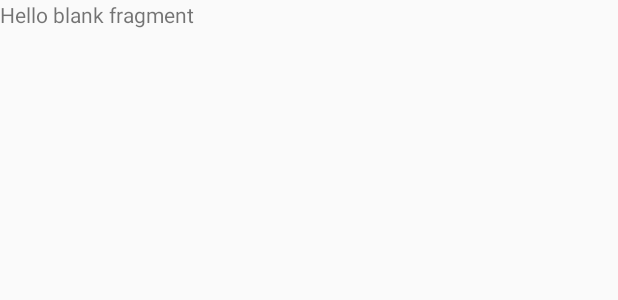
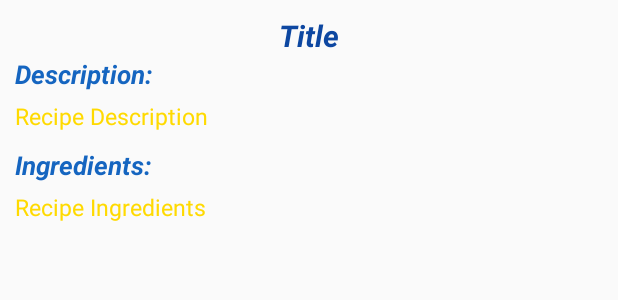
Before and after one commit to TinaMatic/Daily-Food-Planer-, an Android app: the layout fragment_recipe_details.xml on its own in the app's theme, with its tools: preview values and no code run, on a phone screen of 412 x 824 dp. Shown: the top 300 px of the screen. Run offline under Robolectric (Android 15) with nearby library versions, the phone set to English and light mode, and no system bars.

Commit message:
added recipeDeatils

```diff
--- a/app/src/main/java/com/example/dailyfoodplanner/data/FirebaseRepositoryRecipes.kt
+++ b/app/src/main/java/com/example/dailyfoodplanner/data/FirebaseRepositoryRecipes.kt
@@ -75,7 +75,7 @@ class FirebaseRepositoryRecipes @Inject constructor() {
                     if(dataSnapshot.hasChild("ingredients")){
                         dataSnapshot.child("ingredients").apply {
                             children.forEach {
-                                ingredientsList.add(it.value.toString())
+                                ingredientsList.add(it.value.toString().trim())
                             }
                         }
                     }
--- a/app/src/main/java/com/example/dailyfoodplanner/ui/home/HomeFragment.kt
+++ b/app/src/main/java/com/example/dailyfoodplanner/ui/home/HomeFragment.kt
@@ -91,7 +91,7 @@ class HomeFragment : DaggerFragment(), View.OnClickListener, View.OnFocusChangeL
                 editDailyPlan(dailyPlanId!!)
                 cleanAllFields()
                 etTimeDinner.clearFocus()
-                findNavController().navigate(R.id.openSchedule)
+//                findNavController().navigate(R.id.openSchedule)
             }
         })
 
--- a/app/src/main/java/com/example/dailyfoodplanner/ui/recipes/RecipesViewModel.kt
+++ b/app/src/main/java/com/example/dailyfoodplanner/ui/recipes/RecipesViewModel.kt
@@ -17,8 +17,6 @@ class RecipesViewModel @Inject constructor() : ViewModel() {
     lateinit var firebaseRepositoryRecipes: FirebaseRepositoryRecipes
 
     var allRecipesLiveData = MutableLiveData<List<Recipes>>()
-
-    var searchedRecipeLiveData = MutableLiveData<List<Recipes>>()
 
     private var compositeDisposable = CompositeDisposable()
 
@@ -54,11 +52,8 @@ class RecipesViewModel @Inject constructor() : ViewModel() {
                     }
                 }
                 emitter.onNext(searchList)
-//            searchedRecipeLiveData.postValue(listRecipes)
             },{})
         }
-//        compositeDisposable.add()
-
     }
 
     fun claer(){
--- a/app/src/main/res/layout/fragment_recipe_details.xml
+++ b/app/src/main/res/layout/fragment_recipe_details.xml
@@ -1,15 +1,68 @@
 <?xml version="1.0" encoding="utf-8"?>
-<FrameLayout xmlns:android="http://schemas.android.com/apk/res/android"
+<RelativeLayout xmlns:android="http://schemas.android.com/apk/res/android"
     xmlns:tools="http://schemas.android.com/tools"
     android:layout_width="match_parent"
     android:layout_height="match_parent"
     tools:context=".ui.recipeDetails.RecipeDetailsFragment">
 
-    <!-- TODO: Update blank fragment layout -->
+   <TextView
+       android:id="@+id/tvRecipeTitle"
+       android:layout_width="wrap_content"
+       android:layout_height="wrap_content"
+       android:layout_centerHorizontal="true"
+       android:text="Title"
+       android:layout_marginTop="10dp"
+       android:textSize="20sp"
+       android:textStyle="bold|italic"
+       android:textColor="@color/colorPrimaryDark"
+       android:transitionName="recipeTitle"/>
+
     <TextView
-        android:id="@+id/textView"
-        android:layout_width="match_parent"
-        android:layout_height="match_parent"
-        android:text="@string/hello_blank_fragment" />
+        android:id="@+id/tvRecipeDescriptionLabel"
+        android:layout_width="wrap_content"
+        android:layout_height="wrap_content"
+        android:layout_below="@id/tvRecipeTitle"
+        android:text="@string/recipe_details_description"
+        android:textSize="17sp"
+        android:textColor="@color/colorPrimary"
+        android:textStyle="bold|italic"
+        android:layout_marginStart="10dp"/>
 
-</FrameLayout>
+    <TextView
+        android:id="@+id/tvRecipeDescription"
+        android:layout_width="wrap_content"
+        android:layout_height="wrap_content"
+        android:layout_below="@id/tvRecipeDescriptionLabel"
+        android:text="Recipe Description"
+        android:textSize="15sp"
+        android:textColor="@color/colorAccent"
+        android:inputType="textMultiLine"
+        android:layout_marginStart="10dp"
+        android:layout_marginTop="5dp"
+        android:transitionName="recipeDescription"/>
+
+    <TextView
+        android:id="@+id/tvIngredientsLabel"
+        android:layout_width="wrap_content"
+        android:layout_height="wrap_content"
+        android:layout_below="@id/tvRecipeDescription"
+        android:text="@string/recipe_details_ingredients"
+        android:textSize="17sp"
+        android:textColor="@color/colorPrimary"
+        android:textStyle="bold|italic"
+        android:layout_marginStart="10dp"
+        android:layout_marginTop="10dp"/>
+
+    <TextView
+        android:id="@+id/tvRecipeIngredients"
+        android:layout_width="wrap_content"
+        android:layout_height="wrap_content"
+        android:layout_below="@id/tvIngredientsLabel"
+        android:text="Recipe Ingredients"
+        android:textSize="15sp"
+        android:textColor="@color/colorAccent"
+        android:inputType="textMultiLine"
+        android:layout_marginStart="10dp"
+        android:layout_marginTop="5dp"/>
+
+</RelativeLayout>
--- a/app/src/main/res/values/colors.xml
+++ b/app/src/main/res/values/colors.xml
@@ -2,7 +2,7 @@
 <resources>
     <color name="colorPrimary">#1565C0</color>
     <color name="colorPrimaryDark">#0D47A1</color>
-    <color name="colorAccent">#FFDE03</color>
+    <color name="colorAccent">#FFDA00</color>
 
     <color name="editText">#90CAF9</color>
     <color name="homeTextView">#101a8f</color>
--- a/app/src/main/res/values/strings.xml
+++ b/app/src/main/res/values/strings.xml
@@ -6,6 +6,7 @@
     <string name="title_schedule">Schedule</string>
     <string name="title_recipes">Recipes</string>
     <string name="title_notes">Notes</string>
+    <string name="title_recipe_details">Recipe Details</string>
 
     <!-- TODO: Remove or change this placeholder text -->
     <string name="hello_blank_fragment">Hello blank fragment</string>
@@ -55,4 +56,8 @@
     <string name="cancel_recipe">Cancel</string>
     <string name="edit_recipe_title">Edit Recipe</string>
     <string name="update_recipe">Update</string>
+
+    <!--Recipe Details screen-->
+    <string name="recipe_details_description">Description:</string>
+    <string name="recipe_details_ingredients">Ingredients:</string>
 </resources>
```
Also changed, not shown: app/src/main/java/com/example/dailyfoodplanner/ui/main/MainActivity.kt (+16 -14 lines), app/src/main/java/com/example/dailyfoodplanner/ui/recipeDetails/RecipeDetailsFragment.kt (+40 -1 lines), app/src/main/java/com/example/dailyfoodplanner/ui/recipeDetails/RecipeDetailsViewModel.kt (+27 -0 lines), app/src/main/java/com/example/dailyfoodplanner/ui/recipes/RecipesFragment.kt (+8 -10 lines), app/src/main/res/drawable/custom_ripple_border.xml (added, +8 -0 lines), app/src/main/res/layout/activity_main.xml (+3 -5 lines), app/src/main/res/layout/fragment_recipes.xml (+0 -17 lines), app/src/main/res/layout/item_recipe.xml (+5 -3 lines), app/src/main/res/navigation/mobile_navigation.xml (+20 -4 lines).
